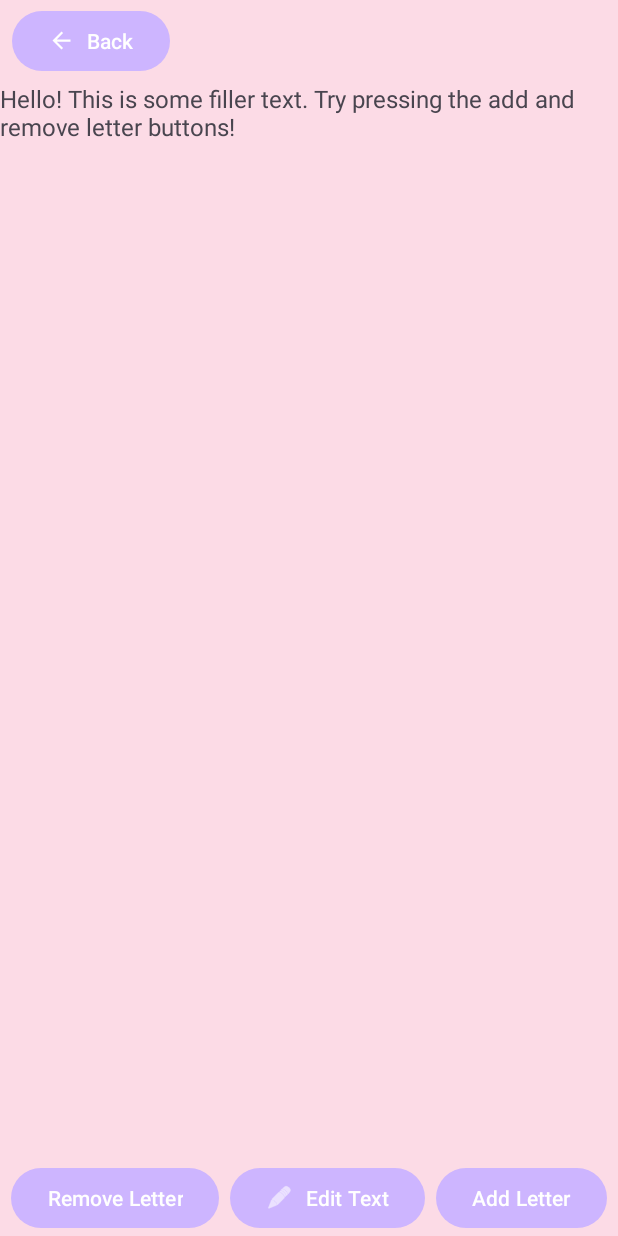
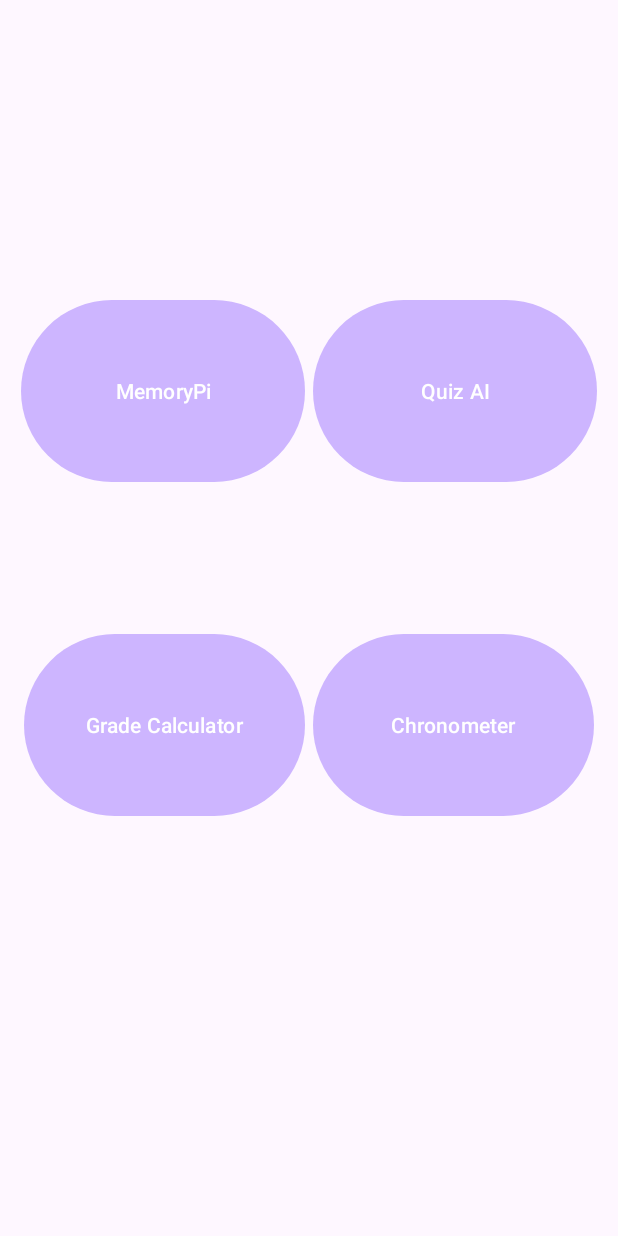
Before and after one commit to Lethalbacon28/ProductivityApp, an Android app: the screen it shows after launch (MemoryPi before the commit, MainActivity after it), on a phone screen of 412 x 824 dp. Run offline under Robolectric (Android 15) with nearby library versions, the phone set to English and light mode, and no system bars.

Commit message:
Okay chat, I made an overall button layout and made the back button work on memorypi. dont worry chat, i am kinda the goat.

```diff
--- a/app/build.gradle.kts
+++ b/app/build.gradle.kts
@@ -40,7 +40,8 @@ android {
 }
 
 dependencies {
-
+    implementation("com.google.ai.client.generativeai:generativeai:0.6.0")
+    implementation("com.loopj.android:android-async-http:1.4.11")
     implementation("androidx.core:core-ktx:1.9.0")
     implementation("androidx.appcompat:appcompat:1.6.1")
     implementation("com.google.android.material:material:1.11.0")
--- a/app/src/main/AndroidManifest.xml
+++ b/app/src/main/AndroidManifest.xml
@@ -12,6 +12,9 @@
         android:supportsRtl="true"
         android:theme="@style/Theme.ProductivityApp"
         tools:targetApi="31">
+        <activity
+            android:name=".QuizActivity"
+            android:exported="false" />
         <activity
             android:name=".GradeCalculator"
             android:exported="false" />
--- /dev/null
+++ b/app/src/main/java/com/example/productivityapp/Constants.kt
@@ -0,0 +1,5 @@
+package com.example.productivityapp
+
+object Constants {
+    val API_KEY = "AIzaSyCUXEn8v4ePQKKRb5vKPhBVNm5Un3so1Zo"
+}
--- a/app/src/main/java/com/example/productivityapp/MainActivity.kt
+++ b/app/src/main/java/com/example/productivityapp/MainActivity.kt
@@ -25,9 +25,27 @@ class MainActivity : AppCompatActivity() {
         Log.d("Something", "onCreate: ${mydir.listFiles()}")
 
         //binding.chronometerMainStopwatch.isCountDown = true
+        binding.buttonMainActivityQuiz.setOnClickListener{
+            val intent = Intent(this, QuizActivity::class.java)
+            this.startActivity(intent)
+        }
+    // we haven't done any of this yet lmao
+//        binding.buttonMainChronometer.setOnClickListener{
+//            val intent = Intent(this, ::class.java)
+//            this.startActivity(intent)
+//        }
+        binding.buttonMainActivityGradeCalc.setOnClickListener{
+            val intent = Intent(this, GradeCalculator::class.java)
+            this.startActivity(intent)
+        }
+        binding.buttonMainActivityMemoryPi.setOnClickListener{
+            val intent = Intent(this, MemoryPi::class.java)
+            this.startActivity(intent)
+        }
 
-        val intent = Intent(this, MemoryPi::class.java)
-        this.startActivity(intent)
+
+//        val intent = Intent(this, MemoryPi::class.java)
+//        this.startActivity(intent)
 
     }
 }
--- a/app/src/main/java/com/example/productivityapp/MemoryPi.kt
+++ b/app/src/main/java/com/example/productivityapp/MemoryPi.kt
@@ -64,7 +64,9 @@ class MemoryPi : AppCompatActivity() {
         for (i in fullTextSplit.indices) {
             max = max(max, fullTextSplit[i].length)
         }
-
+        binding.buttonMemoryPiBack.setOnClickListener{
+            finish()
+        }
 
         binding.buttonMemoryPiEditText.setOnClickListener {
 
--- a/app/src/main/res/layout/activity_main.xml
+++ b/app/src/main/res/layout/activity_main.xml
@@ -4,4 +4,55 @@
     xmlns:tools="http://schemas.android.com/tools"
     android:layout_width="match_parent"
     android:layout_height="match_parent"
-    tools:context=".MainActivity"/>
+    tools:context=".MainActivity">
+
+    <Button
+        android:id="@+id/button_mainActivity_memoryPi"
+        android:layout_width="189dp"
+        android:layout_height="129dp"
+        android:layout_marginStart="16dp"
+        android:layout_marginTop="196dp"
+        android:text="MemoryPi"
+        app:layout_constraintEnd_toStartOf="@+id/button_mainActivity_quiz"
+        app:layout_constraintStart_toStartOf="parent"
+        app:layout_constraintTop_toTopOf="parent" />
+
+    <Button
+        android:id="@+id/button_mainActivity_gradeCalc"
+        android:layout_width="187dp"
+        android:layout_height="129dp"
+        android:layout_marginStart="16dp"
+        android:layout_marginBottom="276dp"
+        android:text="Grade Calculator"
+        app:layout_constraintBottom_toBottomOf="parent"
+        app:layout_constraintEnd_toStartOf="@+id/button_main_chronometer"
+        app:layout_constraintHorizontal_bias="0.0"
+        app:layout_constraintStart_toStartOf="parent" />
+
+    <Button
+        android:id="@+id/button_main_chronometer"
+        android:layout_width="187dp"
+        android:layout_height="129dp"
+        android:layout_marginStart="5dp"
+        android:layout_marginEnd="16dp"
+        android:text="Chronometer"
+        app:layout_constraintBottom_toBottomOf="parent"
+        app:layout_constraintEnd_toEndOf="parent"
+        app:layout_constraintStart_toEndOf="@+id/button_mainActivity_gradeCalc"
+        app:layout_constraintTop_toTopOf="@+id/button_mainActivity_gradeCalc"
+        app:layout_constraintVertical_bias="0.0" />
+
+    <Button
+        android:id="@+id/button_mainActivity_quiz"
+        android:layout_width="189dp"
+        android:layout_height="129dp"
+        android:layout_marginStart="5dp"
+        android:layout_marginTop="196dp"
+        android:layout_marginEnd="16dp"
+        android:text="Quiz AI"
+        app:layout_constraintEnd_toEndOf="parent"
+        app:layout_constraintHorizontal_bias="0.0"
+        app:layout_constraintStart_toEndOf="@+id/button_mainActivity_memoryPi"
+        app:layout_constraintTop_toTopOf="parent" />
+
+</androidx.constraintlayout.widget.ConstraintLayout>
--- a/build.gradle.kts
+++ b/build.gradle.kts
@@ -3,3 +3,8 @@ plugins {
     id("com.android.application") version "8.1.0" apply false
     id("org.jetbrains.kotlin.android") version "1.8.0" apply false
 }
+buildscript {
+    dependencies {
+        classpath("com.google.android.libraries.mapsplatform.secrets-gradle-plugin:secrets-gradle-plugin:2.0.1")
+    }
+}
```
Also changed, not shown: app/src/main/java/com/example/productivityapp/QuizActivity.kt (added, +32 -0 lines), app/src/main/res/layout/activity_quiz.xml (added, +27 -0 lines).
